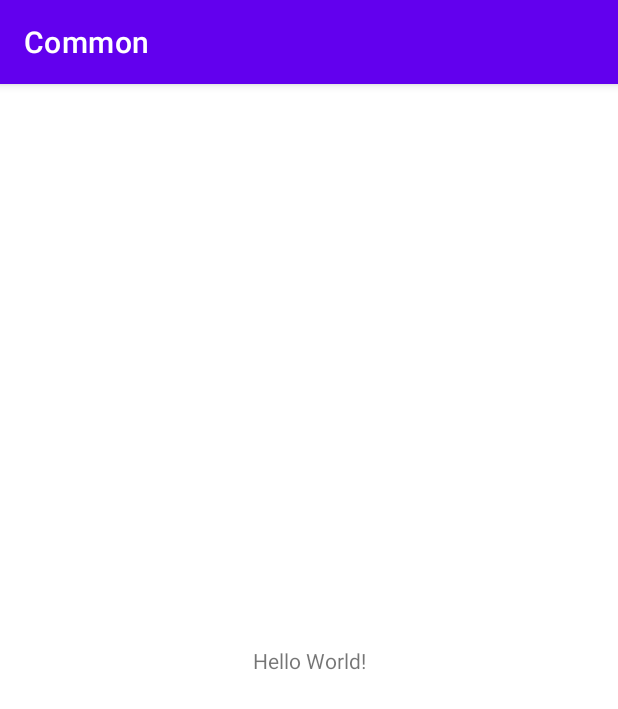
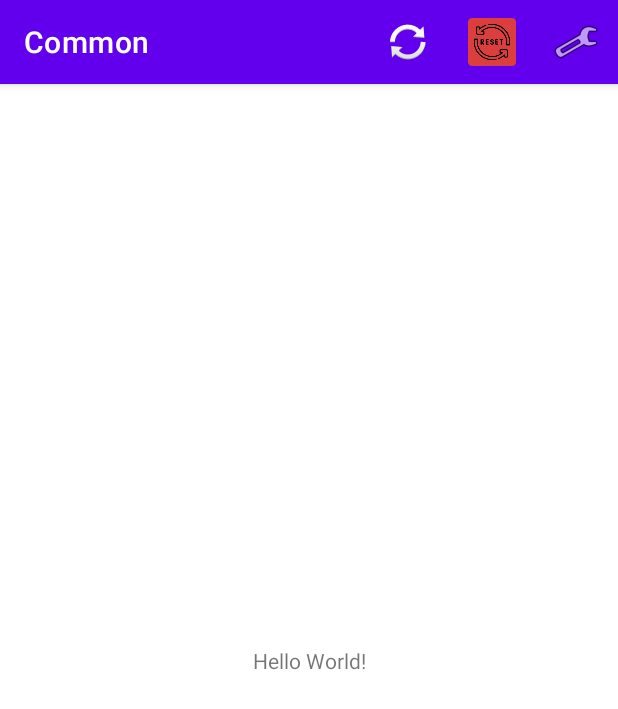
Before and after one commit to fshangala/Common, an Android app: the screen it shows after launch (MainActivity), on a phone screen of 412 x 824 dp. Shown: the top 709 px of the screen. Run offline under Robolectric (Android 15) with nearby library versions, the phone set to English and light mode, and no system bars.

Commit message:
top manu fully configured

```diff
--- a/app/src/main/java/com/fshangala/common/MainActivity.kt
+++ b/app/src/main/java/com/fshangala/common/MainActivity.kt
@@ -1,10 +1,14 @@
 package com.fshangala.common
 
+import android.content.Intent
 import android.content.SharedPreferences
 import androidx.appcompat.app.AppCompatActivity
 import android.os.Bundle
 import android.view.Menu
+import android.view.MenuItem
 import androidx.lifecycle.ViewModelProvider
+import org.json.JSONArray
+import org.json.JSONObject
 
 class MainActivity : AppCompatActivity() {
     private var model: LamboViewModel? = null
@@ -15,6 +19,21 @@ class MainActivity : AppCompatActivity() {
 
         model = ViewModelProvider(this)[LamboViewModel::class.java]
         sharedPref = getSharedPreferences("MySettings", MODE_PRIVATE)
+
+        model!!.getLatestRelease()
+        model!!.releaseVersionResponse.observe(this) {
+            val currentVersion = "v"+BuildConfig.VERSION_NAME
+            if(it!=""){
+                val update = JSONObject(JSONArray(it).getString(0))
+                if (update.getString("tag_name") != currentVersion) {
+                    openUpdate()
+                }
+            }
+        }
+        model!!.releaseVersionResponseError.observe(this) {
+            val currentVersion = "v"+BuildConfig.VERSION_NAME
+            //Log.d("UPDATE",it)
+        }
     }
 
     override fun onCreateOptionsMenu(menu: Menu): Boolean {
@@ -30,4 +49,30 @@ class MainActivity : AppCompatActivity() {
 
         return super.onCreateOptionsMenu(menu)
     }
+
+    override fun onOptionsItemSelected(item: MenuItem): Boolean {
+        when (item.itemId) {
+            R.id.preferencesBtn -> {
+                openConfig()
+            }
+
+            R.id.reconnectBtn -> {
+                model!!.createConnection(sharedPref!!)
+            }
+
+            R.id.reloadBrowserBtn -> {
+                model!!.getRequest(sharedPref!!,"/betsite/")
+            }
+        }
+        return super.onOptionsItemSelected(item)
+    }
+
+    private fun openConfig(){
+        val intent = Intent(this,ConfigActivity::class.java)
+        startActivity(intent)
+    }
+    private fun openUpdate(){
+        val intent = Intent(this,UpdateActivity::class.java)
+        startActivity(intent)
+    }
 }
--- a/app/src/main/res/menu/lambomenu.xml
+++ b/app/src/main/res/menu/lambomenu.xml
@@ -1,4 +1,20 @@
 <?xml version="1.0" encoding="utf-8"?>
-<menu xmlns:android="http://schemas.android.com/apk/res/android">
+<menu xmlns:app="http://schemas.android.com/apk/res-auto"
+    xmlns:android="http://schemas.android.com/apk/res/android">
 
+    <item
+        android:id="@+id/reloadBrowserBtn"
+        android:icon="@android:drawable/ic_popup_sync"
+        android:title="Reload Browser"
+        app:showAsAction="ifRoom" />
+    <item
+        android:id="@+id/reconnectBtn"
+        android:icon="@mipmap/reset_green_foreground"
+        android:title="Reconnect"
+        app:showAsAction="always" />
+    <item
+        android:id="@+id/preferencesBtn"
+        android:icon="@android:drawable/ic_menu_preferences"
+        android:title="Config"
+        app:showAsAction="ifRoom" />
 </menu>
```
Also changed, not shown: app/src/main/AndroidManifest.xml (+7 -1 lines), app/src/main/java/com/fshangala/common/ConfigActivity.kt (added, +11 -0 lines), app/src/main/java/com/fshangala/common/UpdateActivity.kt (added, +11 -0 lines), app/src/main/res/layout/activity_config.xml (added, +9 -0 lines), app/src/main/res/layout/activity_update.xml (added, +9 -0 lines).
